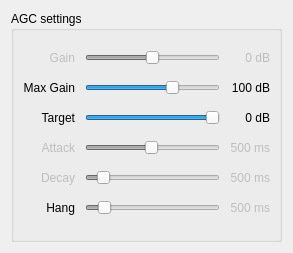
Before: the Qt Designer form src/qtgui/agc_options.ui in vladisslav2011/gqrx, drawn with Qt 5.
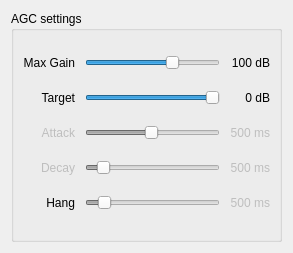
After: the same form once the commit is applied. Icons and pictures are not drawn.

Commit message: rx_agc: remove obsolete agc_options gain slider

```diff
--- a/src/qtgui/agc_options.ui
+++ b/src/qtgui/agc_options.ui
@@ -33,7 +33,7 @@
       <property name="verticalSpacing">
        <number>5</number>
       </property>
-      <item row="3" column="0">
+      <item row="2" column="0">
        <widget class="QLabel" name="targetLevelTitle">
         <property name="text">
          <string>Target</string>
@@ -43,7 +43,7 @@
         </property>
        </widget>
       </item>
-      <item row="3" column="2">
+      <item row="2" column="2">
        <widget class="QLabel" name="targetLevelLabel">
         <property name="text">
          <string>0 dB</string>
@@ -53,7 +53,7 @@
         </property>
        </widget>
       </item>
-      <item row="5" column="0">
+      <item row="4" column="0">
        <widget class="QLabel" name="decayTitle">
         <property name="enabled">
          <bool>false</bool>
@@ -66,23 +66,7 @@
         </property>
        </widget>
       </item>
-      <item row="0" column="2">
-       <widget class="QLabel" name="gainLabel">
-        <property name="enabled">
-         <bool>false</bool>
-        </property>
-        <property name="toolTip">
-         <string>Manual gain. Used when AGC is switched off</string>
-        </property>
-        <property name="text">
-         <string>0 dB</string>
-        </property>
-        <property name="alignment">
-         <set>Qt::AlignRight|Qt::AlignTrailing|Qt::AlignVCenter</set>
-        </property>
-       </widget>
-      </item>
-      <item row="5" column="1">
+      <item row="4" column="1">
        <widget class="QSlider" name="decaySlider">
         <property name="enabled">
          <bool>false</bool>
@@ -116,7 +100,7 @@
         </property>
        </widget>
       </item>
-      <item row="5" column="2">
+      <item row="4" column="2">
        <widget class="QLabel" name="decayLabel">
         <property name="enabled">
          <bool>false</bool>
@@ -129,42 +113,7 @@
         </property>
        </widget>
       </item>
-      <item row="0" column="1">
-       <widget class="QSlider" name="gainSlider">
-        <property name="enabled">
-         <bool>false</bool>
-        </property>
-        <property name="focusPolicy">
-         <enum>Qt::StrongFocus</enum>
-        </property>
-        <property name="toolTip">
-         <string>Manual gain. Used when AGC is switched off</string>
-        </property>
-        <property name="minimum">
-         <number>-100</number>
-        </property>
-        <property name="maximum">
-         <number>100</number>
-        </property>
-        <property name="orientation">
-         <enum>Qt::Horizontal</enum>
-        </property>
-       </widget>
-      </item>
-      <item row="0" column="0">
-       <widget class="QLabel" name="gainTitle">
-        <property name="enabled">
-         <bool>false</bool>
-        </property>
-        <property name="text">
-         <string>Gain</string>
-        </property>
-        <property name="alignment">
-         <set>Qt::AlignRight|Qt::AlignTrailing|Qt::AlignVCenter</set>
-        </property>
-       </widget>
-      </item>
-      <item row="6" column="0">
+      <item row="5" column="0">
        <widget class="QLabel" name="hangTitle">
         <property name="text">
          <string>Hang</string>
@@ -174,7 +123,7 @@
         </property>
        </widget>
       </item>
-      <item row="3" column="1">
+      <item row="2" column="1">
        <widget class="QSlider" name="targetLevelSlider">
         <property name="focusPolicy">
          <enum>Qt::StrongFocus</enum>
@@ -196,7 +145,7 @@
         </property>
        </widget>
       </item>
-      <item row="1" column="0">
+      <item row="0" column="0">
        <widget class="QLabel" name="maxGainTitle">
         <property name="enabled">
          <bool>true</bool>
@@ -209,7 +158,7 @@
         </property>
        </widget>
       </item>
-      <item row="1" column="1">
+      <item row="0" column="1">
        <widget class="QSlider" name="maxGainSlider">
         <property name="enabled">
          <bool>true</bool>
@@ -234,7 +183,7 @@
         </property>
        </widget>
       </item>
-      <item row="1" column="2">
+      <item row="0" column="2">
        <widget class="QLabel" name="maxGainLabel">
         <property name="enabled">
          <bool>true</bool>
@@ -250,7 +199,7 @@
         </property>
        </widget>
       </item>
-      <item row="4" column="1">
+      <item row="3" column="1">
        <widget class="QSlider" name="attackSlider">
         <property name="enabled">
          <bool>false</bool>
@@ -284,7 +233,7 @@
         </property>
        </widget>
       </item>
-      <item row="4" column="0">
+      <item row="3" column="0">
        <widget class="QLabel" name="attackTitle">
         <property name="enabled">
          <bool>false</bool>
@@ -297,7 +246,7 @@
         </property>
        </widget>
       </item>
-      <item row="4" column="2">
+      <item row="3" column="2">
        <widget class="QLabel" name="attackLabel">
         <property name="enabled">
          <bool>false</bool>
@@ -310,7 +259,7 @@
         </property>
        </widget>
       </item>
-      <item row="6" column="1">
+      <item row="5" column="1">
        <widget class="QSlider" name="hangSlider">
         <property name="enabled">
          <bool>false</bool>
@@ -344,7 +293,7 @@
         </property>
        </widget>
       </item>
-      <item row="6" column="2">
+      <item row="5" column="2">
        <widget class="QLabel" name="hangLabel">
         <property name="enabled">
          <bool>false</bool>
```
Left out of the diff: 1 changed line with no effect on the pictures. The commit also changes 6 other files.
